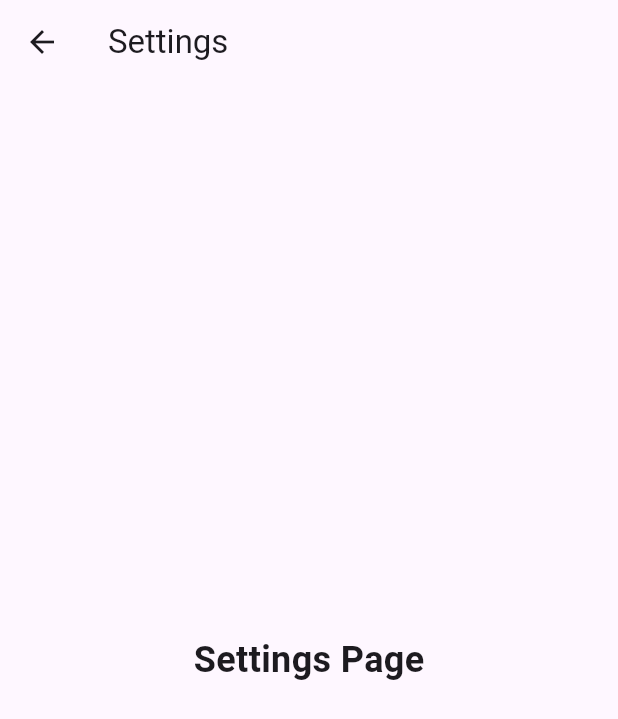
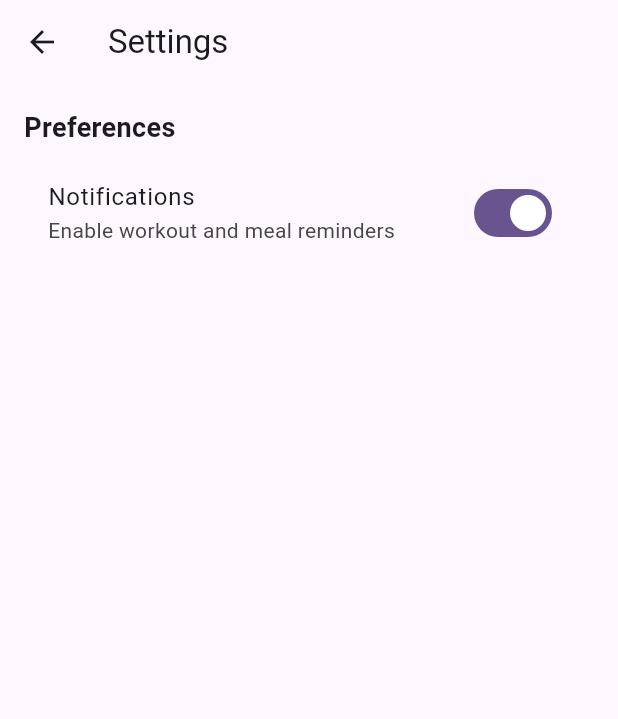
Before and after one commit to Abdullah-Mohammed-OTU/Mobile_Devices_project, a Flutter app: the SettingsPage screen opened directly, on a phone screen of 412 x 824 dp. Shown: the top 719 px of the screen. Run offline on Flutter 3.47's test engine with Material 3 defaults, Android fonts, the phone set to English and light mode, and no system bars; our stand-ins replace flutter_local_notifications, sensors_plus, shared_preferences, sqflite; accounts and stored records are empty.

Commit message:
settings page has option to turn off notifications.

```diff
--- a/project/lib/pages/settings_page.dart
+++ b/project/lib/pages/settings_page.dart
@@ -1,17 +1,51 @@
 import 'package:flutter/material.dart';
 
-class SettingsPage extends StatelessWidget {
+import '../services/notifications_service.dart';
+
+class SettingsPage extends StatefulWidget {
   const SettingsPage({super.key});
+
+  @override
+  State<SettingsPage> createState() => _SettingsPageState();
+}
+
+class _SettingsPageState extends State<SettingsPage> {
+  bool _notificationsEnabled = true;
+  bool _loading = true;
+
+  @override
+  void initState() {
+    super.initState();
+    _notificationsEnabled = NotificationService.instance.enabled;
+    _loading = false;
+  }
+
+  Future<void> _toggleNotifications(bool value) async {
+    setState(() {
+      _notificationsEnabled = value;
+    });
+    await NotificationService.instance.setEnabled(value);
+  }
 
   @override
   Widget build(BuildContext context) {
     return Scaffold(
       appBar: AppBar(title: const Text('Settings')),
-      body: const Center(
-        child: Text(
-          'Settings Page',
-          style: TextStyle(fontSize: 24, fontWeight: FontWeight.bold),
-        ),
+      body: ListView(
+        padding: const EdgeInsets.all(16),
+        children: [
+          const Text(
+            'Preferences',
+            style: TextStyle(fontSize: 18, fontWeight: FontWeight.bold),
+          ),
+          const SizedBox(height: 8),
+          SwitchListTile(
+            title: const Text('Notifications'),
+            subtitle: const Text('Enable workout and meal reminders'),
+            value: _notificationsEnabled,
+            onChanged: _loading ? null : _toggleNotifications,
+          ),
+        ],
       ),
     );
   }
--- a/project/pubspec.yaml
+++ b/project/pubspec.yaml
@@ -34,6 +34,7 @@ dependencies:
   timezone: ^0.9.4
   sqflite: ^2.3.0
   path: ^1.9.0
+  shared_preferences: ^2.3.1
 
   # The following adds the Cupertino Icons font to your application.
   # Use with the CupertinoIcons class for iOS style icons.
```
Also changed, not shown: project/lib/services/notifications_service.dart (+23 -2 lines), project/pubspec.lock, 1 other file.
